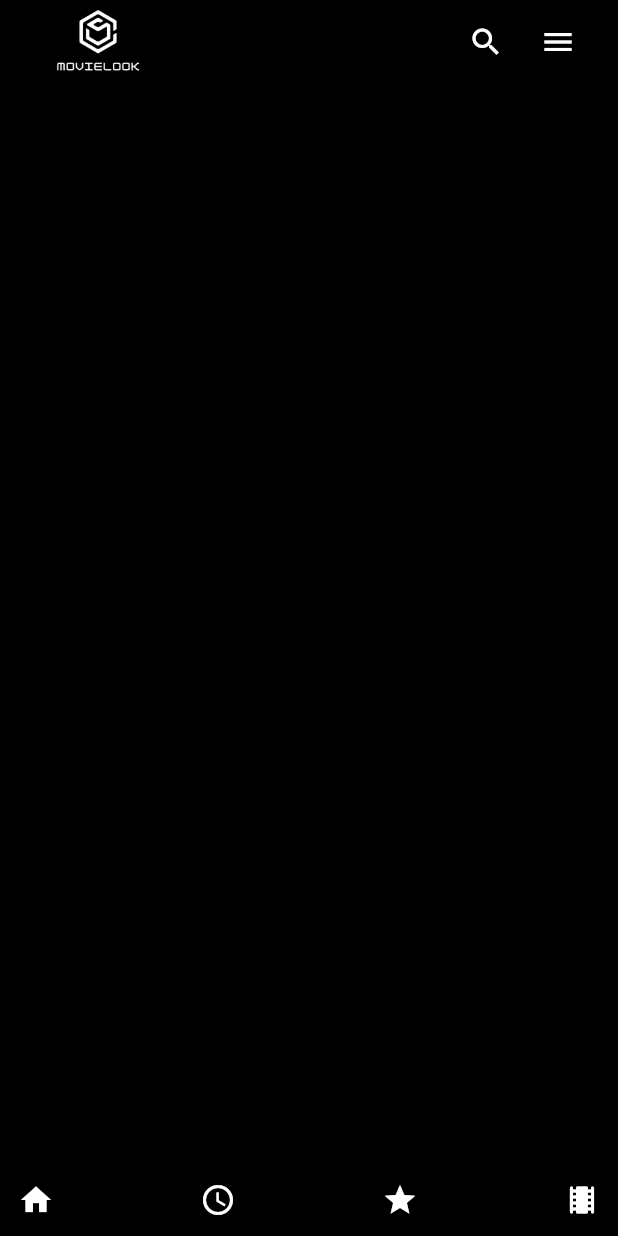
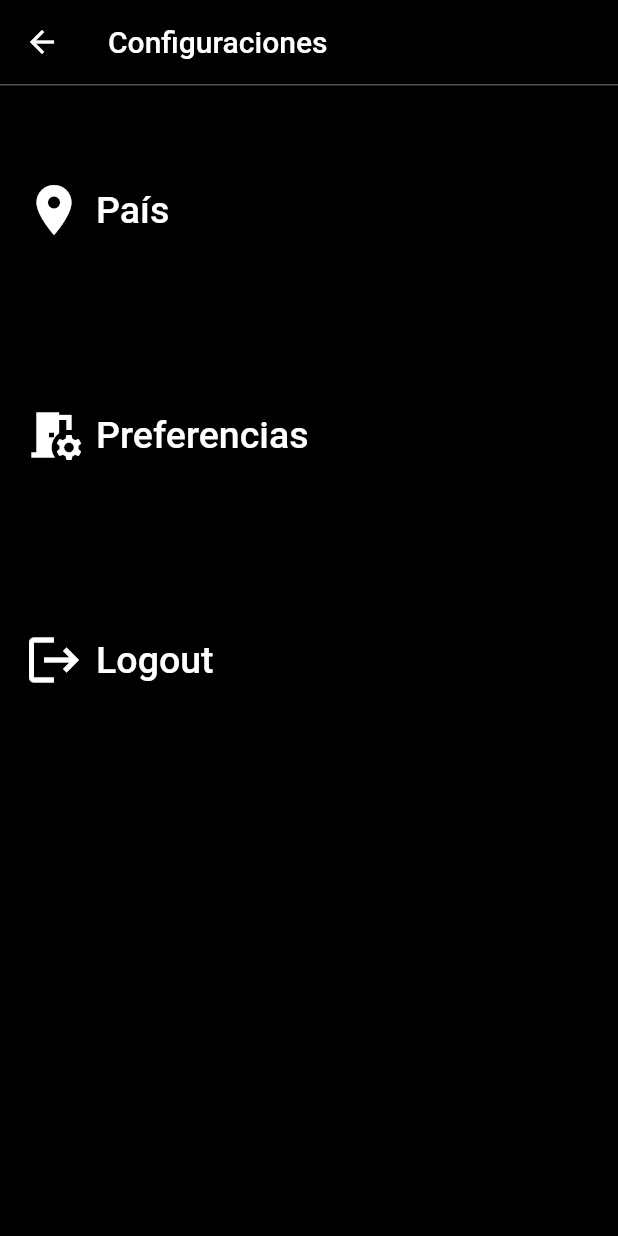
Before and after one commit to AlbertClarimon1/proyecto_programacion, a Flutter app: the Watchlist screen opened by its route, on a phone screen of 412 x 824 dp. Run offline on Flutter 3.47's test engine with Material 2 defaults, Android fonts, the phone set to English and light mode, and no system bars; our stand-ins replace cloud_firestore, firebase_analytics, firebase_auth, firebase_core, google_sign_in, transparent_image; missing offline and left inert: country_icons, flag; accounts and stored records are empty; network calls fail.

Commit message:
ajustes hecho, queda solo mirar si implementar lo de generos o no, y comprobacion de errores

```diff
--- a/lib/main.dart
+++ b/lib/main.dart
@@ -1,6 +1,7 @@
 // @dart=2.9
 import 'package:firebase_core/firebase_core.dart';
 import 'package:flutter/material.dart';
+import 'package:whatchlist/views/countries.dart';
 import 'package:whatchlist/views/nuevo.dart';
 import 'package:whatchlist/views/popular.dart';
 import 'package:whatchlist/views/watchlist.dart';
@@ -67,7 +68,8 @@ class _AppState extends State<MyApp> {
         '/search': (context) => const Search(),
         '/new' : (context) => const Nuevo(),
         '/popular' : (context) => const Popular(),
-        '/watchlist' : (context) => const Watchlist()
+        '/watchlist' : (context) => const Watchlist(),
+        '/countries' : (context) => const Countries()
 
       },
       /*home: routes.buildPage('startpage', null),
--- a/lib/views/home.dart
+++ b/lib/views/home.dart
@@ -14,6 +14,7 @@ String lenguaje = "";
 String similar_movie = "";
 List gustos = [];
 User? user;
+List countries = ["es", "en", "fr", "de", "it"];
 
 
 class Home extends StatefulWidget {
--- a/lib/views/login_view.dart
+++ b/lib/views/login_view.dart
@@ -34,8 +34,8 @@ class Login extends State<LoginView>  {
         user = FirebaseAuth.instance.currentUser;
         await FirebaseFirestore.instance.collection("users").doc(user!.uid).get().then((resultado){
           lenguaje = resultado['idiom'];
-          similar_movie = resultado['similar_movie'];
-          gustos = resultado['gustos'];
+          similar_movie = resultado['similar_movie'].toString();
+          //gustos = resultado['gustos'];
           //print(lenguaje);
         });
         Navigator.pushNamed(context, '/home');
--- a/lib/views/popular.dart
+++ b/lib/views/popular.dart
@@ -1,5 +1,7 @@
 import 'package:flutter/cupertino.dart';
 import 'package:flutter/material.dart';
+import 'package:whatchlist/services/auth.dart';
+import 'package:whatchlist/views/home.dart';
 import 'package:whatchlist/widget/appBar.dart';
 import 'package:whatchlist/widget/bottom%20bar.dart';
 
@@ -26,7 +28,8 @@ class PopularPage extends State<Popular> {
               return Container(
                 child: Column(
                     children: [
-                      Text("data")
+                      popularmoviesicon("Originales de tu región", "https://api.themoviedb.org/3/discover/movie?api_key=70242251c4047938bf574587e8bf585e&with_original_language="+lenguaje+"&page=1".toString(), context,Axis.vertical),
+                      //popularmoviesicon("Originales de tu región", "https://api.themoviedb.org/3/discover/movie?sort_by=release_date.desc&api_key=70242251c4047938bf574587e8bf585e&page=100", context,Axis.vertical),
                     ]
                 ),
               );
--- a/lib/views/watchlist.dart
+++ b/lib/views/watchlist.dart
@@ -15,9 +15,22 @@ class WatchlistPage extends State<Watchlist> {
   Widget build(BuildContext context) {
     return Scaffold(
       backgroundColor: Colors.black,
-      appBar: appBar2(context),
-      bottomNavigationBar: bottomBar(context),
-
+      appBar: AppBar(
+        backgroundColor: Colors.black,
+        title: Text(
+          "Configuraciones",
+          style: TextStyle(
+            color: Colors.white,
+          ),
+        ),
+        bottom: PreferredSize(
+          child: Container(
+            color: Colors.grey.withOpacity(0.5),
+            height: 1.0,
+          ),
+            preferredSize: Size.fromHeight(1.0),
+        ),
+      ),
       body: SafeArea(
         child: ListView.builder(
             padding: const EdgeInsets.all(8),
@@ -26,7 +39,49 @@ class WatchlistPage extends State<Watchlist> {
               return Container(
                 child: Column(
                     children: [
-                      Text("data")
+                      //Text("data"),
+                      Row(
+                        children: [
+                          SizedBox(height: 150),
+                          IconButton(onPressed: ()=>Navigator.pushNamed(context, '/countries'), icon: Icon(Icons.room), color: Colors.white, iconSize: 40),
+                          Text(
+                            "País",
+                            style: TextStyle(
+                              color: Colors.white,
+                              fontSize: 25,
+                              fontWeight: FontWeight.w500,
+                            ),
+                          ),
+                        ],
+                      ),
+                      Row(
+                        children: [
+                          SizedBox(height: 150),
+                          IconButton(onPressed: ()=>Navigator.pushNamed(context, '/preferences'), icon: Icon(Icons.room_preferences), color: Colors.white, iconSize: 40),
+                          Text(
+                            "Preferencias",
+                            style: TextStyle(
+                              color: Colors.white,
+                              fontSize: 25,
+                              fontWeight: FontWeight.w500,
+                            ),
+                          ),
+                        ],
+                      ),
+                      Row(
+                        children: [
+                          SizedBox(height: 150),
+                          IconButton(onPressed: ()=>Navigator.pushNamed(context, '/'), icon: Icon(Icons.logout), color: Colors.white, iconSize: 40),
+                          Text(
+                            "Logout",
+                            style: TextStyle(
+                              color: Colors.white,
+                              fontSize: 25,
+                              fontWeight: FontWeight.w500,
+                            ),
+                          ),
+                        ],
+                      )
                     ]
                 ),
               );
--- a/lib/widget/appBar.dart
+++ b/lib/widget/appBar.dart
@@ -16,7 +16,7 @@ appBar2(BuildContext context){
           child: Row(
             children: [
               IconButton(onPressed: ()=>Navigator.pushNamed(context, '/search'), icon: Icon(Icons.search)),
-              IconButton(onPressed: ()=>Navigator.pushNamed(context, '/configurations'), icon: Icon(Icons.menu)),
+              IconButton(onPressed: ()=>Navigator.pushNamed(context, '/watchlist'), icon: Icon(Icons.menu)),
             ],
           ),
         )
--- a/lib/widget/bottom bar.dart
+++ b/lib/widget/bottom bar.dart
@@ -11,7 +11,7 @@ bottomBar(BuildContext context){
         IconButton(onPressed: ()=>Navigator.pushNamed(context, '/home'), icon: Icon(Icons.home), color: Colors.white),
         IconButton(onPressed: ()=>Navigator.pushNamed(context, '/new'), icon: Icon(Icons.access_time),color: Colors.white),
         IconButton(onPressed: ()=>Navigator.pushNamed(context, '/popular'), icon: Icon(Icons.star),color: Colors.white),
-        IconButton(onPressed: ()=>Navigator.pushNamed(context, '/watchlist'), icon: Icon(Icons.local_movies_rounded), color: Colors.white),
+        //IconButton(onPressed: ()=>Navigator.pushNamed(context, '/watchlist'), icon: Icon(Icons.local_movies_rounded), color: Colors.white),
       ],
     ),
 
--- a/pubspec.yaml
+++ b/pubspec.yaml
@@ -32,6 +32,7 @@ dependencies:
   # Check that you have this dependency (added in the previous step)
   firebase_core: ^1.10.6
 
+
   # Add the dependency for the FlutterFire plugin for Google Analytics
   firebase_analytics: ^9.0.4
 
@@ -51,6 +52,8 @@ dependencies:
   http_parser: 4.0.0
   http: 0.13.4
   transparent_image: ^2.0.0
+  country_icons: ^2.0.2
+  flag: ^5.0.1
 
 dev_dependencies:
   flutter_test:
```
Also changed, not shown: lib/views/countries.dart (added, +95 -0 lines), pubspec.lock.
